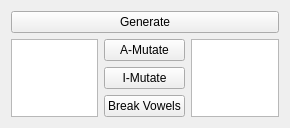
Above: language.ui from tps12/Tec-Nine before the change. Below: the same form after it.
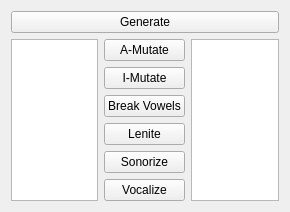
That is the form after the change.

What changed in the file:
```diff
--- a/language.ui
+++ b/language.ui
@@ -68,6 +68,27 @@
          </property>
         </widget>
        </item>
+       <item>
+        <widget class="QPushButton" name="leniteopen">
+         <property name="text">
+          <string>Lenite</string>
+         </property>
+        </widget>
+       </item>
+       <item>
+        <widget class="QPushButton" name="sonorize">
+         <property name="text">
+          <string>Sonorize</string>
+         </property>
+        </widget>
+       </item>
+       <item>
+        <widget class="QPushButton" name="vocalize">
+         <property name="text">
+          <string>Vocalize</string>
+         </property>
+        </widget>
+       </item>
       </layout>
      </item>
      <item>
```
